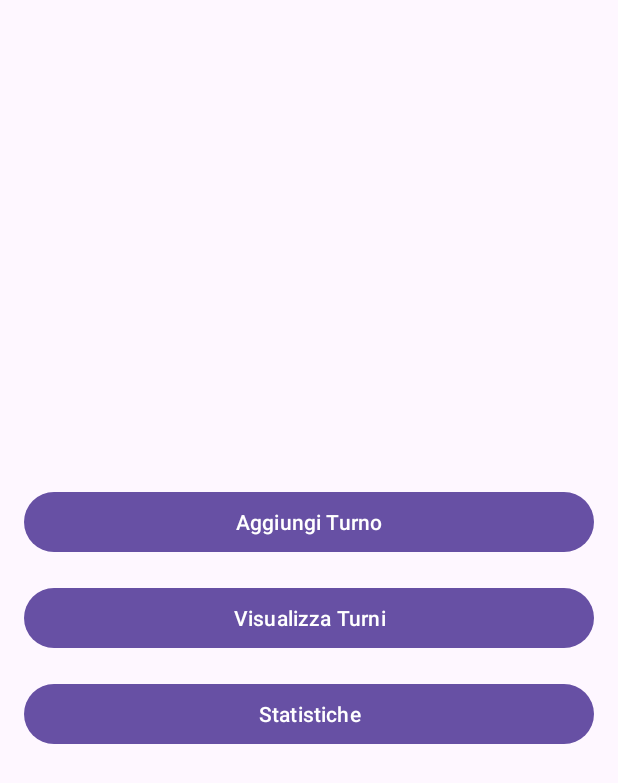
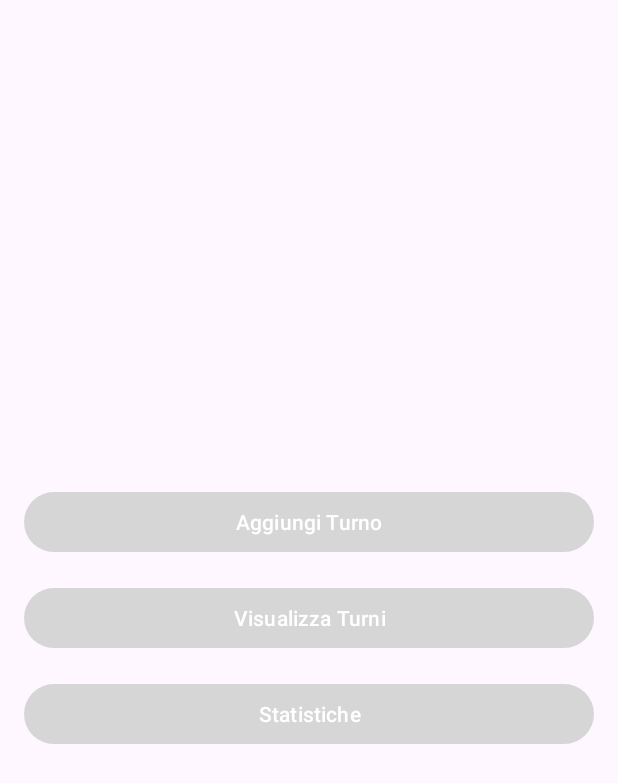
Before and after one commit to andymeneguzzo/WorkTrackerApp, an Android app: the screen it shows after launch (MainActivity), on a phone screen of 412 x 824 dp. Shown: the top 783 px of the screen. Run offline under Robolectric (Android 15) with nearby library versions, the phone set to English and light mode, and no system bars.

Commit message:
Updated files

```diff
--- a/app/src/main/res/values/themes.xml
+++ b/app/src/main/res/values/themes.xml
@@ -1,8 +1,7 @@
 <resources xmlns:tools="http://schemas.android.com/tools">
     <!-- Base application theme. -->
     <style name="Base.Theme.WorkTrackerApp" parent="Theme.Material3.DayNight.NoActionBar">
-        <!-- Customize your light theme here. -->
-        <!-- <item name="colorPrimary">@color/my_light_primary</item> -->
+        <item name="colorPrimary">@color/my_light_primary</item>
     </style>
 
     <style name="Theme.WorkTrackerApp" parent="Base.Theme.WorkTrackerApp" />
```
Also changed, not shown: app/src/main/java/com/andy/worktrackerapp/ui/MainActivity.java (+7 -0 lines).
